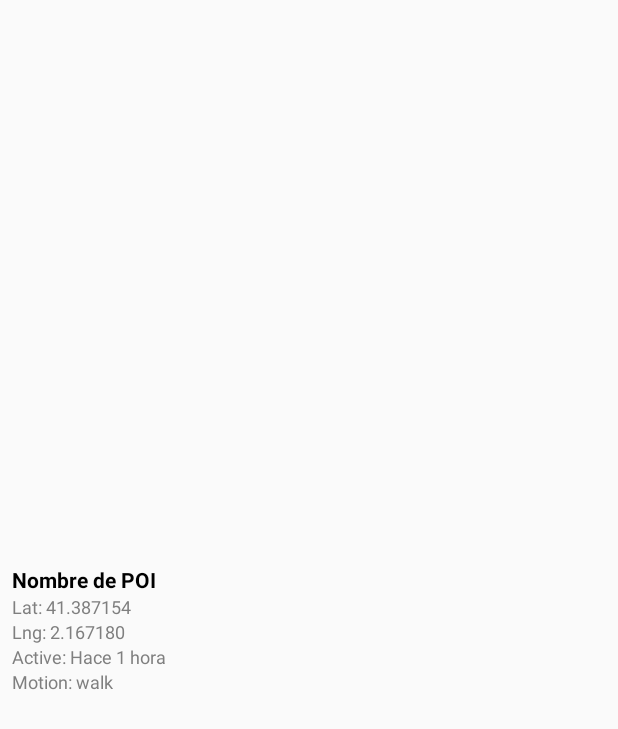
After one commit to joseanmun/Safe365TestApp, an Android app: the layout activity_user_detail.xml on its own in the app's theme, with its tools: preview values and no code run, on a phone screen of 412 x 824 dp. The commit adds this screen. Shown: the top 729 px of the screen. Run offline under Robolectric (Android 15) with nearby library versions, the phone set to English and light mode, and no system bars.

Commit message:
Add detail screen

```diff
--- a/app/build.gradle
+++ b/app/build.gradle
@@ -35,7 +35,7 @@ android {
 
 dependencies {
     implementation fileTree(dir: 'libs', include: ['*.jar'])
-    implementation"org.jetbrains.kotlin:kotlin-stdlib-jdk7:$kotlin_version"
+    implementation "org.jetbrains.kotlin:kotlin-stdlib-jdk7:$kotlin_version"
     implementation 'androidx.appcompat:appcompat:1.0.2'
     implementation 'androidx.core:core-ktx:1.0.2'
     implementation 'com.google.android.gms:play-services-maps:16.1.0'
@@ -44,6 +44,7 @@ dependencies {
     implementation "com.google.dagger:dagger-android-support:$dagger_version"
     implementation "org.jetbrains.anko:anko-common:$anko_version"
     implementation "org.jetbrains.anko:anko-design:$anko_version"
+    implementation 'androidx.constraintlayout:constraintlayout:1.1.3'
     kapt "com.google.dagger:dagger-compiler:$dagger_version"
     kapt "com.google.dagger:dagger-android-processor:$dagger_version"
     implementation 'com.squareup.retrofit2:retrofit:2.3.0'
--- a/app/src/main/java/com/example/mapapp/CustomeSpinnerAdapter.kt
+++ b/app/src/main/java/com/example/mapapp/CustomeSpinnerAdapter.kt
@@ -49,7 +49,7 @@ class CustomeSpinnerAdapter(val context: Context, var userList: List<UserModel>)
         vh.titleTextView.text = userModel.name
         vh.latTextView.text = userModel.latitude.toString()
         vh.lngTextView.text = userModel.longitude.toString()
-        vh.activeTextView.text = TimeAgo.using(userModel.timestamp.time, messages)
+        vh.activeTextView.text = TimeAgo.using(userModel.timestamp, messages)
         vh.motionTextView.text = userModel.motion
         Picasso.get()
             .load(userModel.avatar)
@@ -65,7 +65,7 @@ class CustomeSpinnerAdapter(val context: Context, var userList: List<UserModel>)
 
     override fun getItem(position: Int): Any? {
 
-        return null
+        return userList.get(index = position)
 
     }
 
--- a/app/src/main/java/com/example/mapapp/mappers/UserModelMapper.kt
+++ b/app/src/main/java/com/example/mapapp/mappers/UserModelMapper.kt
@@ -18,7 +18,7 @@ class UserModelMapper {
         userBusinessObject.avatar,
         userBusinessObject.latitude,
         userBusinessObject.longitude,
-        userBusinessObject.timestamp,
+        userBusinessObject.timestamp.time,
         userBusinessObject.motion
     )
 
--- /dev/null
+++ b/app/src/main/res/layout/activity_user_detail.xml
@@ -0,0 +1,86 @@
+<?xml version="1.0" encoding="utf-8"?><!--
+  ~ Created by Anselmo Jose Munoz Medina on 1/23/20 7:23 PM
+  ~ Email: Joseanmun@gmail.com
+  ~ Copyright (c) 2020. All rights reserved.
+  ~ Last modified 1/23/20 7:23 PM
+  ~
+  -->
+
+<ScrollView xmlns:android="http://schemas.android.com/apk/res/android"
+    xmlns:tools="http://schemas.android.com/tools"
+    android:layout_width="match_parent"
+    android:layout_height="match_parent"
+    android:orientation="vertical"
+    android:padding="8dp">
+
+
+    <LinearLayout
+        android:layout_width="match_parent"
+        android:layout_height="wrap_content"
+        android:orientation="vertical"
+        android:layout_gravity="center">
+
+        <ImageView
+            android:id="@+id/badge"
+            android:layout_width="match_parent"
+            android:layout_height="wrap_content"
+            android:layout_gravity="center"
+            android:layout_margin="8dp"
+            android:layout_marginEnd="5dp"
+            android:layout_marginRight="5dp"
+            android:adjustViewBounds="true"
+            android:contentDescription="State badge" />
+
+        <TextView
+            android:id="@+id/name_tv"
+            android:layout_width="wrap_content"
+            android:layout_height="wrap_content"
+            android:layout_gravity="left"
+            android:ellipsize="end"
+            android:singleLine="true"
+            android:textColor="#ff000000"
+            android:textSize="14sp"
+            android:textStyle="bold"
+            tools:text="Nombre de POI" />
+
+        <TextView
+            android:id="@+id/lat_tv"
+            android:layout_width="wrap_content"
+            android:layout_height="wrap_content"
+            android:ellipsize="end"
+            android:singleLine="true"
+            android:textColor="#ff7f7f7f"
+            android:textSize="12sp"
+            tools:text="Lat: 41.387154" />
+
+        <TextView
+            android:id="@+id/lng_tv"
+            android:layout_width="wrap_content"
+            android:layout_height="wrap_content"
+            android:ellipsize="end"
+            android:singleLine="true"
+            android:textColor="#ff7f7f7f"
+            android:textSize="12sp"
+            tools:text="Lng: 2.167180" />
+
+        <TextView
+            android:id="@+id/timestamp_tv"
+            android:layout_width="wrap_content"
+            android:layout_height="wrap_content"
+            android:ellipsize="end"
+            android:singleLine="true"
+            android:textColor="#ff7f7f7f"
+            android:textSize="12sp"
+            tools:text="Active: Hace 1 hora" />
+
+        <TextView
+            android:id="@+id/motion_tv"
+            android:layout_width="wrap_content"
+            android:layout_height="wrap_content"
+            android:ellipsize="end"
+            android:singleLine="true"
+            android:textColor="#ff7f7f7f"
+            android:textSize="12sp"
+            tools:text="Motion: walk" />
+    </LinearLayout>
+</ScrollView>
```
Also changed, not shown: app/src/main/AndroidManifest.xml (+3 -12 lines), app/src/main/java/com/example/mapapp/MapsActivity.kt (+10 -5 lines), app/src/main/java/com/example/mapapp/UserDetailActivity.kt (added, +57 -0 lines), app/src/main/java/com/example/mapapp/model/UserModel.kt (+38 -4 lines).
